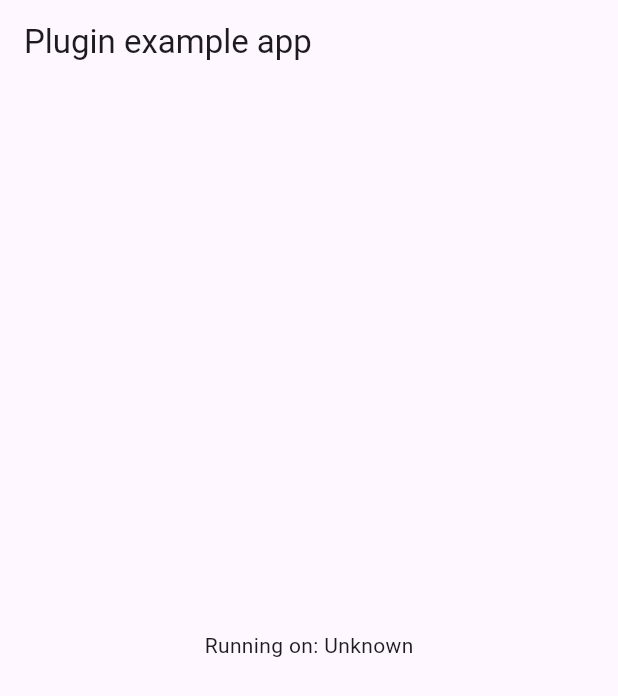
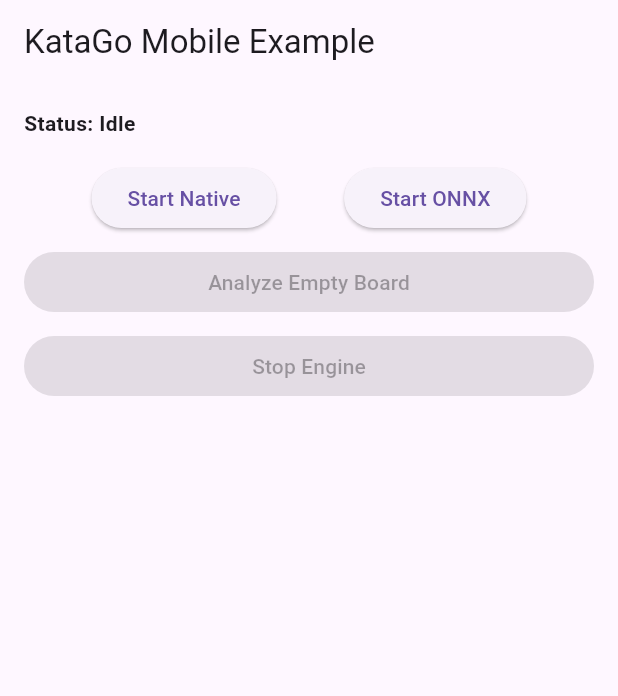
Before and after one commit to justmaker/katago-onnx-mobile, a Flutter app: the screen it shows after launch, on a phone screen of 412 x 824 dp. Shown: the top 696 px of the screen. Run offline on Flutter 3.47's test engine with Material 3 defaults, Android fonts, the phone set to English and light mode, and no system bars; missing offline and left inert: onnxruntime.

Commit message:
Add comprehensive README and update example app
- Created detailed README.md explaining features, installation, and usage.
- Updated example/lib/main.dart to demonstrate KataGoEngine and OnnxEngine usage.
- Updated example/test/widget_test.dart to match the new UI.

Co-authored-by: justmaker <24646582+justmaker@users.noreply.github.com>

```diff
--- a/example/lib/main.dart
+++ b/example/lib/main.dart
@@ -1,7 +1,4 @@
 import 'package:flutter/material.dart';
-import 'dart:async';
-
-import 'package:flutter/services.dart';
 import 'package:katago_onnx_mobile/katago_onnx_mobile.dart';
 
 void main() {
@@ -16,35 +13,105 @@ class MyApp extends StatefulWidget {
 }
 
 class _MyAppState extends State<MyApp> {
-  String _platformVersion = 'Unknown';
-  final _katagoOnnxMobilePlugin = KatagoOnnxMobile();
+  InferenceEngine? _engine;
+  EngineAnalysisResult? _result;
+  bool _isAnalyzing = false;
+  String _status = 'Idle';
 
   @override
-  void initState() {
-    super.initState();
-    initPlatformState();
+  void dispose() {
+    _engine?.stop();
+    super.dispose();
   }
 
-  // Platform messages are asynchronous, so we initialize in an async method.
-  Future<void> initPlatformState() async {
-    String platformVersion;
-    // Platform messages may fail, so we use a try/catch PlatformException.
-    // We also handle the message potentially returning null.
-    try {
-      platformVersion =
-          await _katagoOnnxMobilePlugin.getPlatformVersion() ?? 'Unknown platform version';
-    } on PlatformException {
-      platformVersion = 'Failed to get platform version.';
+  Future<void> _startEngine(bool useNative) async {
+    if (_engine != null) {
+      await _engine!.stop();
     }
 
-    // If the widget was removed from the tree while the asynchronous platform
-    // message was in flight, we want to discard the reply rather than calling
-    // setState to update our non-existent appearance.
-    if (!mounted) return;
+    setState(() {
+      _status = 'Starting ${useNative ? "Native" : "ONNX"} Engine...';
+      _result = null;
+    });
+
+    try {
+      if (useNative) {
+        _engine = KataGoEngine();
+      } else {
+        _engine = OnnxEngine();
+      }
+
+      if (!_engine!.isAvailable) {
+        setState(() {
+          _status = 'Engine not available on this platform';
+        });
+        return;
+      }
+
+      final success = await _engine!.start(boardSize: 19);
+      setState(() {
+        _status = success ? 'Engine Started (${_engine!.engineName})' : 'Failed to start engine';
+      });
+    } catch (e) {
+      setState(() {
+        _status = 'Error starting engine: $e';
+      });
+    }
+  }
+
+  Future<void> _analyze() async {
+    if (_engine == null || !_engine!.isRunning) {
+      setState(() {
+        _status = 'Engine not running';
+      });
+      return;
+    }
 
     setState(() {
-      _platformVersion = platformVersion;
+      _isAnalyzing = true;
+      _status = 'Analyzing...';
+      _result = null;
     });
+
+    try {
+      // Example position (empty board)
+      final result = await _engine!.analyze(
+        boardSize: 19,
+        moves: [], // Empty list for starting position
+        komi: 6.5,
+        maxVisits: 50,
+        onProgress: (progress) {
+          setState(() {
+            _status = 'Analyzing... ${progress.currentVisits}/${progress.maxVisits} visits';
+          });
+        },
+      );
+
+      if (!mounted) return;
+
+      setState(() {
+        _result = result;
+        _isAnalyzing = false;
+        _status = 'Analysis Complete';
+      });
+    } catch (e) {
+      if (!mounted) return;
+      setState(() {
+        _isAnalyzing = false;
+        _status = 'Analysis Failed: $e';
+      });
+    }
+  }
+
+  Future<void> _stopEngine() async {
+    if (_engine != null) {
+      await _engine!.stop();
+      setState(() {
+        _engine = null;
+        _status = 'Engine Stopped';
+        _result = null;
+      });
+    }
   }
 
   @override
@@ -52,10 +119,58 @@ class _MyAppState extends State<MyApp> {
     return MaterialApp(
       home: Scaffold(
         appBar: AppBar(
-          title: const Text('Plugin example app'),
+          title: const Text('KataGo Mobile Example'),
         ),
-        body: Center(
-          child: Text('Running on: $_platformVersion\n'),
+        body: Padding(
+          padding: const EdgeInsets.all(16.0),
+          child: Column(
+            crossAxisAlignment: CrossAxisAlignment.stretch,
+            children: [
+              Text('Status: $_status', style: const TextStyle(fontWeight: FontWeight.bold)),
+              const SizedBox(height: 16),
+              Row(
+                mainAxisAlignment: MainAxisAlignment.spaceEvenly,
+                children: [
+                  ElevatedButton(
+                    onPressed: _isAnalyzing ? null : () => _startEngine(true),
+                    child: const Text('Start Native'),
+                  ),
+                  ElevatedButton(
+                    onPressed: _isAnalyzing ? null : () => _startEngine(false),
+                    child: const Text('Start ONNX'),
+                  ),
+                ],
+              ),
+              const SizedBox(height: 8),
+              ElevatedButton(
+                onPressed: (_engine != null && _engine!.isRunning && !_isAnalyzing) ? _analyze : null,
+                child: const Text('Analyze Empty Board'),
+              ),
+              const SizedBox(height: 8),
+              ElevatedButton(
+                onPressed: _engine != null ? _stopEngine : null,
+                style: ElevatedButton.styleFrom(backgroundColor: Colors.redAccent, foregroundColor: Colors.white),
+                child: const Text('Stop Engine'),
+              ),
+              const SizedBox(height: 16),
+              if (_result != null) ...[
+                Text('Top Moves (${_result!.visits} visits):', style: const TextStyle(fontWeight: FontWeight.bold)),
+                Expanded(
+                  child: ListView.builder(
+                    itemCount: _result!.topMoves.length,
+                    itemBuilder: (context, index) {
+                      final move = _result!.topMoves[index];
+                      return ListTile(
+                        title: Text(move.move),
+                        subtitle: Text('Winrate: ${move.winratePercent}, Score: ${move.scoreLeadFormatted}'),
+                        trailing: Text('${move.visits} visits'),
+                      );
+                    },
+                  ),
+                ),
+              ],
+            ],
+          ),
         ),
       ),
     );
```
Also changed, not shown: example/pubspec.lock, 2 other files.
